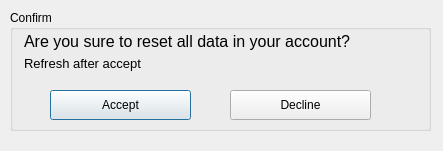
The window that UI/confirm_reset_account.ui (welshbrad/StockFlip) describes before a commit, drawn with Qt 5.
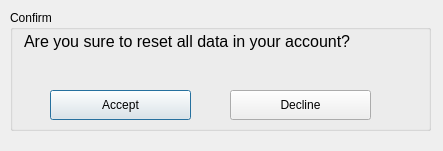
The same window after the commit.

Patch:
```diff
--- a/UI/confirm_reset_account.ui
+++ b/UI/confirm_reset_account.ui
@@ -31,7 +31,7 @@
       <x>9</x>
       <y>17</y>
       <width>381</width>
-      <height>101</height>
+      <height>106</height>
      </rect>
     </property>
     <layout class="QFormLayout" name="formLayout">
@@ -73,7 +73,7 @@
         </font>
        </property>
        <property name="text">
-        <string>Refresh after accept</string>
+        <string/>
        </property>
       </widget>
      </item>
```
